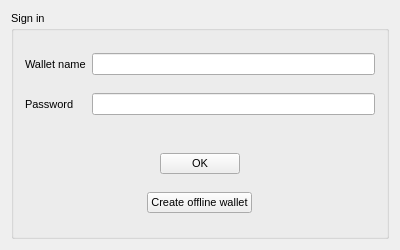
Old version of the form offline_wallet/forms/mainwindow.ui in the repository bmstu-iu8-2018-project/wallet.
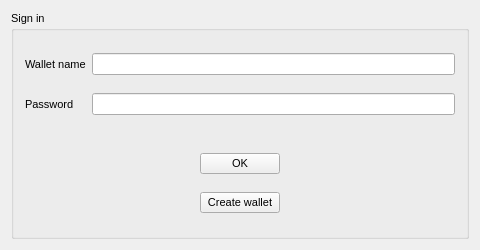
New version of the form.

Patch:
```diff
--- a/offline_wallet/forms/mainwindow.ui
+++ b/offline_wallet/forms/mainwindow.ui
@@ -6,7 +6,7 @@
    <rect>
     <x>0</x>
     <y>0</y>
-    <width>400</width>
+    <width>480</width>
     <height>250</height>
    </rect>
   </property>
@@ -102,7 +102,7 @@
        <item alignment="Qt::AlignHCenter">
         <widget class="QPushButton" name="go_to_create_wallet">
          <property name="text">
-          <string>Create offline wallet</string>
+          <string>Create wallet</string>
          </property>
         </widget>
        </item>
```
